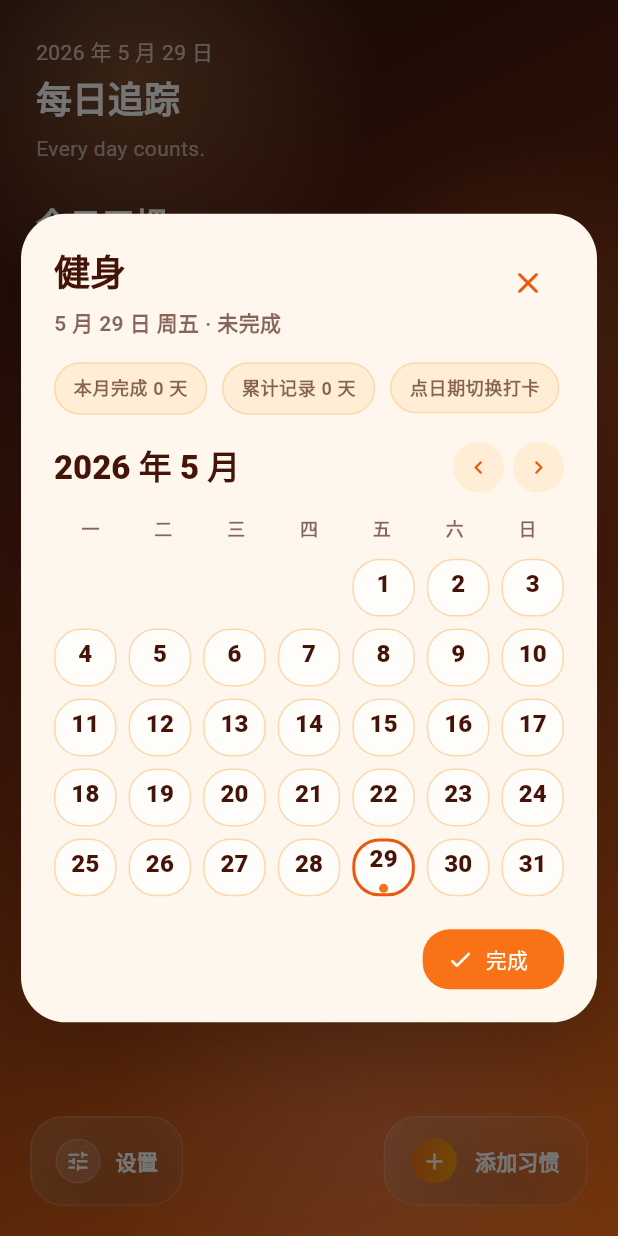
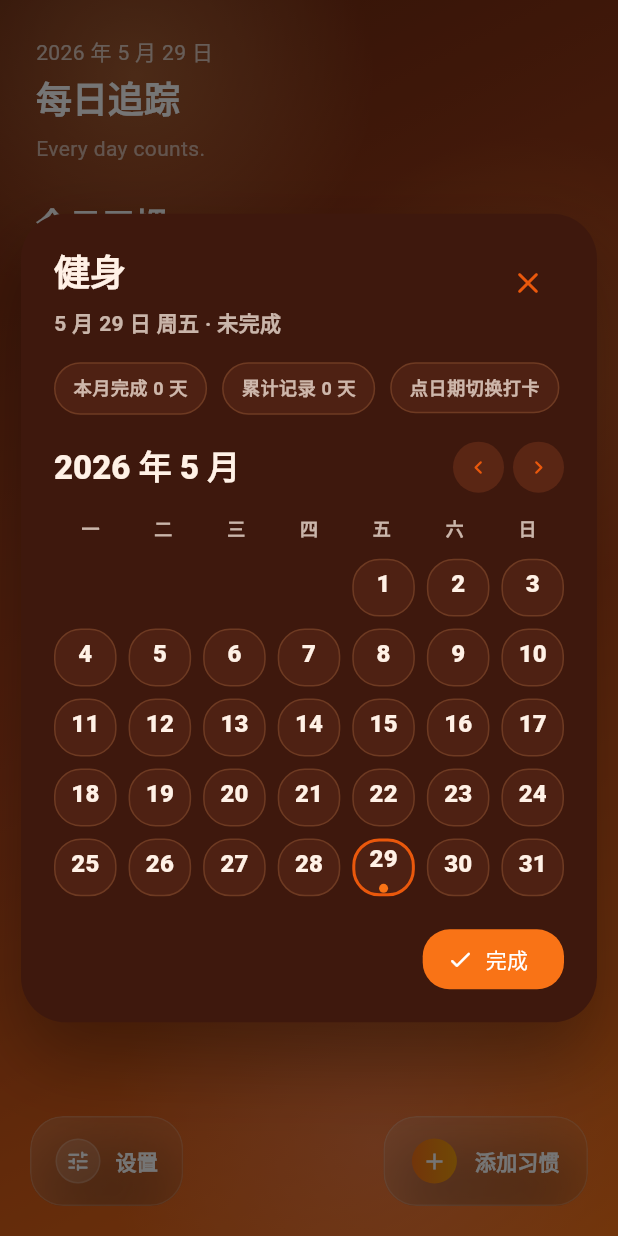
Before and after one commit to Sure-Will/Daily-Track, a Flutter app: the screen it shows after launch, after a tap on "健身", on a phone screen of 412 x 824 dp. Run offline on Flutter 3.47's test engine with Material 3 defaults, Android fonts, the phone set to English and light mode, and no system bars; our stand-ins replace shared_preferences, web; missing offline and left inert: dart:js_interop, file_selector; Roboto replaces fonts that are missing (SF Pro).

Commit message:
feat: add macOS desktop support and de-web-first the docs
- Add macOS desktop runner plus dart.library.io bridge/backup
  implementations so the app runs natively, not just on web
- Add testing hooks to disable/redirect the native bridge
- Refresh ember/light themes and stabilize widget-test pumping
- Update README and pubspec description: no longer web-first
- Ignore packaged dist/ build artifacts

```diff
--- a/data/daily-track.json
+++ b/data/daily-track.json
@@ -1,12 +1,14 @@
 {
   "version": 2,
-  "savedAt": "2026-05-28T21:09:15.486331",
+  "savedAt": "2026-05-28T22:34:18.322567",
   "filePath": "/Users/sure/repos/Daily-Track/data/daily-track.json",
   "habits": [
     {
       "id": "fitness",
       "title": "健身",
       "completedDates": [
+        "2026-05-26",
+        "2026-05-27",
         "2026-05-28"
       ]
     }
--- a/lib/main.dart
+++ b/lib/main.dart
@@ -7,9 +7,6 @@ import 'models/habit.dart';
 import 'services/backup_io.dart';
 import 'services/habit_storage.dart';
 
-const _ink = Color(0xFF431407);
-const _warmCanvas = Color(0xFFFFF7ED);
-const _warmPanel = Color(0xFFFFEDD5);
 const _brandOrange = Color(0xFFF97316);
 const _brandOrangeDark = Color(0xFFEA580C);
 const _brandAmber = Color(0xFFF59E0B);
@@ -121,20 +118,20 @@ DailyThemeSpec _themeFor(DailyThemeChoice choice) {
     DailyThemeChoice.ember => const DailyThemeSpec(
       choice: DailyThemeChoice.ember,
       name: '活力橙',
-      caption: '当前默认',
-      brightness: Brightness.light,
+      caption: '暖橙、琥珀、夕阳',
+      brightness: Brightness.dark,
       seed: _brandOrange,
       accent: _brandOrange,
       accentStrong: _brandOrangeDark,
       accentAlt: _brandAmber,
-      ink: _ink,
-      inkMuted: Color(0xA3431407),
-      canvas: _warmCanvas,
-      panel: _warmPanel,
-      panelAlt: Color(0xFFFFFFFF),
+      ink: Color(0xFFFFF1E6),
+      inkMuted: Color(0xB8FFF1E6),
+      canvas: Color(0xFF3E180D),
+      panel: Color(0xFF5A2614),
+      panelAlt: Color(0xFF4E2113),
       backgroundColors: [
-        Color(0xFF2A120B),
-        Color(0xFF7C2D12),
+        Color(0xFF6B2810),
+        Color(0xFFB0431A),
         Color(0xFFF97316),
       ],
       washColors: [
@@ -148,17 +145,17 @@ DailyThemeSpec _themeFor(DailyThemeChoice choice) {
       glassTop: Color(0x26FFFFFF),
       glassBottom: Color(0x0CFFFFFF),
       glassBorder: Color(0x29FFFFFF),
-      glassShadow: Color(0x26000000),
+      glassShadow: Color(0x4D000000),
       glassControl: Color(0x24FFFFFF),
       cardControl: Color(0x14FFFFFF),
-      chipSurface: _warmPanel,
-      chipBorder: Color(0xFFFFD7AA),
-      dayCellSurface: Color(0xB8FFFFFF),
-      dayCellBorder: Color(0xFFFFD7AA),
+      chipSurface: Color(0xFF4E2113),
+      chipBorder: Color(0xFF6E3A22),
+      dayCellSurface: Color(0xFF4E2113),
+      dayCellBorder: Color(0xFF6E3A22),
     ),
     DailyThemeChoice.pureLight => const DailyThemeSpec(
       choice: DailyThemeChoice.pureLight,
-      name: '纯亮',
+      name: '浅色主题',
       caption: '白瓷、银灰、清透蓝',
       brightness: Brightness.light,
       seed: Color(0xFF2563EB),
@@ -172,13 +169,13 @@ DailyThemeSpec _themeFor(DailyThemeChoice choice) {
       panelAlt: Colors.white,
       backgroundColors: [
         Color(0xFFFFFFFF),
-        Color(0xFFF8FAFC),
-        Color(0xFFEFF6FF),
+        Color(0xFFF4F8FF),
+        Color(0xFFE4EDFF),
       ],
       washColors: [
-        [Color(0x44BFDBFE), Color(0x00BFDBFE)],
-        [Color(0x38A7F3D0), Color(0x00A7F3D0)],
-        [Color(0x30C4B5FD), Color(0x00C4B5FD)],
+        [Color(0x4AC4B5FD), Color(0x00C4B5FD)],
+        [Color(0x4A67E8F9), Color(0x0067E8F9)],
+        [Color(0x5C93C5FD), Color(0x0093C5FD)],
       ],
       onBackground: Color(0xFF111827),
       onBackgroundMuted: Color(0xB3111827),
@@ -196,7 +193,7 @@ DailyThemeSpec _themeFor(DailyThemeChoice choice) {
     ),
     DailyThemeChoice.deepDark => const DailyThemeSpec(
       choice: DailyThemeChoice.deepDark,
-      name: '深色',
+      name: '深色主题',
       caption: '墨黑、石墨、极光青',
       brightness: Brightness.dark,
       seed: Color(0xFF22D3EE),
--- a/lib/services/backup_io.dart
+++ b/lib/services/backup_io.dart
@@ -1,4 +1,5 @@
 import 'backup_io_stub.dart'
+    if (dart.library.io) 'backup_io_io.dart'
     if (dart.library.html) 'backup_io_web.dart'
     as backup_io;
 
--- /dev/null
+++ b/lib/services/habit_bridge_io.dart
@@ -0,0 +1,101 @@
+import 'dart:convert';
+import 'dart:io';
+
+import 'habit_bridge_types.dart';
+import '../models/habit.dart';
+
+const _defaultDataPath = '/Users/sure/repos/Daily-Track/data/daily-track.json';
+const _dataPathEnvKey = 'DAILY_TRACK_DATA_PATH';
+
+String? _dataPathOverride;
+bool _isDisabledForTesting = false;
+
+Future<HabitBridgeSnapshot?> loadFromBridge() async {
+  if (_isDisabledForTesting) {
+    return null;
+  }
+
+  try {
+    final dataFile = _dataFile();
+    await _ensureDataFile(dataFile);
+
+    final decoded = jsonDecode(await dataFile.readAsString());
+    if (decoded is! Map<String, dynamic>) {
+      return null;
+    }
+
+    return HabitBridgeSnapshot.fromJson({
+      ...decoded,
+      'filePath': dataFile.path,
+    });
+  } catch (_) {
+    return null;
+  }
+}
+
+Future<HabitBridgeSnapshot?> saveToBridge(List<Habit> habits) async {
+  if (_isDisabledForTesting) {
+    return null;
+  }
+
+  try {
+    final dataFile = _dataFile();
+    final snapshot = HabitBridgeSnapshot(
+      habits: habits,
+      filePath: dataFile.path,
+      savedAt: DateTime.now(),
+    );
+    await _writePayload(dataFile, snapshot.toJson());
+    return snapshot;
+  } catch (_) {
+    return null;
+  }
+}
+
+File _dataFile() {
+  if (_dataPathOverride != null && _dataPathOverride!.trim().isNotEmpty) {
+    return File(_dataPathOverride!.trim()).absolute;
+  }
+
+  final configuredPath = Platform.environment[_dataPathEnvKey];
+  final path = configuredPath == null || configuredPath.trim().isEmpty
+      ? _defaultDataPath
+      : configuredPath.trim();
+  return File(path).absolute;
+}
+
+Future<void> _ensureDataFile(File dataFile) async {
+  if (await dataFile.exists()) {
+    return;
+  }
+
+  await _writePayload(
+    dataFile,
+    HabitBridgeSnapshot(
+      habits: const <Habit>[Habit(id: 'fitness', title: '健身')],
+      filePath: dataFile.path,
+      savedAt: DateTime.now(),
+    ).toJson(),
+  );
+}
+
+Future<void> _writePayload(File dataFile, Map<String, dynamic> payload) async {
+  await dataFile.parent.create(recursive: true);
+  final tempFile = File('${dataFile.path}.tmp');
+  await tempFile.writeAsString(
+    const JsonEncoder.withIndent('  ').convert(payload),
+  );
+
+  if (await dataFile.exists()) {
+    await dataFile.delete();
+  }
+  await tempFile.rename(dataFile.path);
+}
+
+void setDataPathOverrideForTesting(String? path) {
+  _dataPathOverride = path;
+}
+
+void setDisabledForTesting(bool isDisabled) {
+  _isDisabledForTesting = isDisabled;
+}
--- a/lib/services/habit_bridge_stub.dart
+++ b/lib/services/habit_bridge_stub.dart
@@ -8,3 +8,7 @@ Future<HabitBridgeSnapshot?> loadFromBridge() async {
 Future<HabitBridgeSnapshot?> saveToBridge(List<Habit> habits) async {
   return null;
 }
+
+void setDataPathOverrideForTesting(String? path) {}
+
+void setDisabledForTesting(bool isDisabled) {}
--- a/lib/services/habit_bridge_web.dart
+++ b/lib/services/habit_bridge_web.dart
@@ -57,3 +57,7 @@ Future<HabitBridgeSnapshot?> _sendBridgeRequest(
     return null;
   }
 }
+
+void setDataPathOverrideForTesting(String? path) {}
+
+void setDisabledForTesting(bool isDisabled) {}
--- a/pubspec.yaml
+++ b/pubspec.yaml
@@ -1,5 +1,5 @@
 name: daily_track
-description: "Web-first Daily Track habit tracker."
+description: "Daily Track habit tracker for macOS desktop and web."
 # The following line prevents the package from being accidentally published to
 # pub.dev using `flutter pub publish`. This is preferred for private packages.
 publish_to: 'none' # Remove this line if you wish to publish to pub.dev
```
Also changed, not shown: lib/services/backup_io_io.dart (added, +37 -0 lines), lib/services/habit_bridge.dart (+9 -0 lines), 34 other files.
